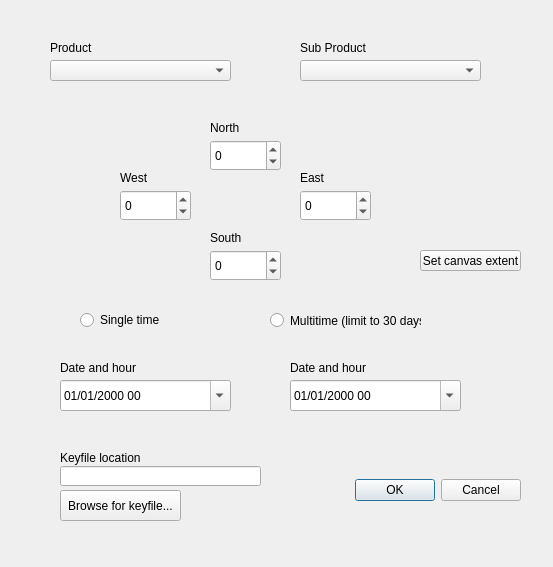
Old version of the form assimila_datacube/assimila_datacube_dialog.ui in the repository JennyL5/assimila_datacube_plugin2.
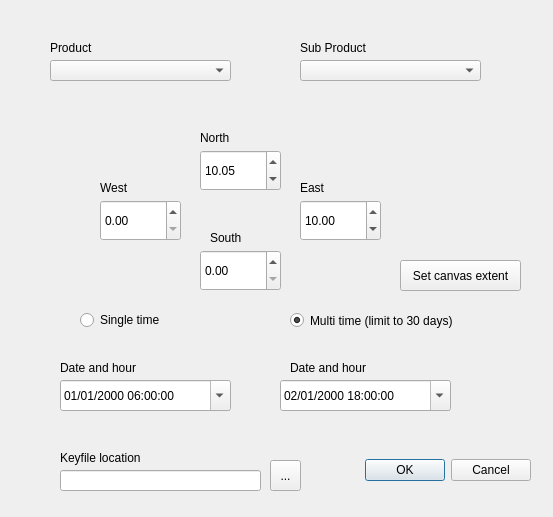
New version of the form.

```diff
--- a/assimila_datacube/assimila_datacube_dialog.ui
+++ b/assimila_datacube/assimila_datacube_dialog.ui
@@ -7,7 +7,7 @@
     <x>0</x>
     <y>0</y>
     <width>553</width>
-    <height>567</height>
+    <height>517</height>
    </rect>
   </property>
   <property name="windowTitle">
@@ -16,8 +16,8 @@
   <widget class="QDialogButtonBox" name="buttonBox">
    <property name="geometry">
     <rect>
-     <x>320</x>
-     <y>460</y>
+     <x>330</x>
+     <y>440</y>
      <width>201</width>
      <height>61</height>
     </rect>
@@ -58,14 +58,14 @@
   <widget class="QToolButton" name="btn_browse_keyfile">
    <property name="geometry">
     <rect>
-     <x>60</x>
-     <y>490</y>
-     <width>121</width>
+     <x>270</x>
+     <y>460</y>
+     <width>31</width>
      <height>31</height>
     </rect>
    </property>
    <property name="text">
-    <string>Browse for keyfile...</string>
+    <string>...</string>
    </property>
   </widget>
   <widget class="QLabel" name="label">
@@ -73,7 +73,7 @@
     <rect>
      <x>60</x>
      <y>450</y>
-     <width>81</width>
+     <width>121</width>
      <height>16</height>
     </rect>
    </property>
@@ -85,9 +85,9 @@
    <property name="geometry">
     <rect>
      <x>60</x>
-     <y>466</y>
+     <y>470</y>
      <width>201</width>
-     <height>20</height>
+     <height>21</height>
     </rect>
    </property>
   </widget>
@@ -117,27 +117,11 @@
     </rect>
    </property>
   </widget>
-  <widget class="QSpinBox" name="N_spinBox">
-   <property name="geometry">
-    <rect>
-     <x>210</x>
-     <y>140</y>
-     <width>71</width>
-     <height>31</height>
-    </rect>
-   </property>
-   <property name="minimum">
-    <number>-90</number>
-   </property>
-   <property name="maximum">
-    <number>90</number>
-   </property>
-  </widget>
   <widget class="QLabel" name="label_5">
    <property name="geometry">
     <rect>
-     <x>210</x>
-     <y>120</y>
+     <x>200</x>
+     <y>130</y>
      <width>91</width>
      <height>16</height>
     </rect>
@@ -146,27 +130,11 @@
     <string>North</string>
    </property>
   </widget>
-  <widget class="QSpinBox" name="W_spinBox">
-   <property name="geometry">
-    <rect>
-     <x>120</x>
-     <y>190</y>
-     <width>71</width>
-     <height>31</height>
-    </rect>
-   </property>
-   <property name="minimum">
-    <number>-180</number>
-   </property>
-   <property name="maximum">
-    <number>180</number>
-   </property>
-  </widget>
   <widget class="QLabel" name="label_7">
    <property name="geometry">
     <rect>
-     <x>120</x>
-     <y>170</y>
+     <x>100</x>
+     <y>180</y>
      <width>91</width>
      <height>16</height>
     </rect>
@@ -175,27 +143,11 @@
     <string>West</string>
    </property>
   </widget>
-  <widget class="QSpinBox" name="E_spinBox">
-   <property name="geometry">
-    <rect>
-     <x>300</x>
-     <y>190</y>
-     <width>71</width>
-     <height>31</height>
-    </rect>
-   </property>
-   <property name="minimum">
-    <number>-180</number>
-   </property>
-   <property name="maximum">
-    <number>180</number>
-   </property>
-  </widget>
   <widget class="QLabel" name="label_8">
    <property name="geometry">
     <rect>
      <x>300</x>
-     <y>170</y>
+     <y>180</y>
      <width>91</width>
      <height>16</height>
     </rect>
@@ -204,29 +156,13 @@
     <string>East</string>
    </property>
   </widget>
-  <widget class="QSpinBox" name="S_spinBox">
-   <property name="geometry">
-    <rect>
-     <x>210</x>
-     <y>250</y>
-     <width>71</width>
-     <height>31</height>
-    </rect>
-   </property>
-   <property name="minimum">
-    <number>-90</number>
-   </property>
-   <property name="maximum">
-    <number>90</number>
-   </property>
-  </widget>
   <widget class="QPushButton" name="btn_extent">
    <property name="geometry">
     <rect>
-     <x>420</x>
-     <y>250</y>
-     <width>101</width>
-     <height>21</height>
+     <x>400</x>
+     <y>260</y>
+     <width>121</width>
+     <height>31</height>
     </rect>
    </property>
    <property name="text">
@@ -255,6 +191,16 @@
      <height>31</height>
     </rect>
    </property>
+   <property name="dateTime">
+    <datetime>
+     <hour>6</hour>
+     <minute>0</minute>
+     <second>0</second>
+     <year>2000</year>
+     <month>1</month>
+     <day>1</day>
+    </datetime>
+   </property>
    <property name="maximumDateTime">
     <datetime>
      <hour>23</hour>
@@ -279,7 +225,7 @@
     <enum>QDateTimeEdit::DaySection</enum>
    </property>
    <property name="displayFormat">
-    <string>dd/MM/yyyy HH</string>
+    <string>dd/MM/yyyy HH:00:00</string>
    </property>
    <property name="calendarPopup">
     <bool>true</bool>
@@ -298,45 +244,6 @@
     <string>Date and hour</string>
    </property>
   </widget>
-  <widget class="QDateTimeEdit" name="dateTimeEdit_2">
-   <property name="geometry">
-    <rect>
-     <x>290</x>
-     <y>380</y>
-     <width>171</width>
-     <height>31</height>
-    </rect>
-   </property>
-   <property name="maximumDateTime">
-    <datetime>
-     <hour>23</hour>
-     <minute>59</minute>
-     <second>59</second>
-     <year>2019</year>
-     <month>7</month>
-     <day>31</day>
-    </datetime>
-   </property>
-   <property name="minimumDateTime">
-    <datetime>
-     <hour>0</hour>
-     <minute>0</minute>
-     <second>0</second>
-     <year>2000</year>
-     <month>1</month>
-     <day>1</day>
-    </datetime>
-   </property>
-   <property name="currentSection">
-    <enum>QDateTimeEdit::DaySection</enum>
-   </property>
-   <property name="displayFormat">
-    <string>dd/MM/yyyy HH</string>
-   </property>
-   <property name="calendarPopup">
-    <bool>true</bool>
-   </property>
-  </widget>
   <widget class="QLabel" name="label_4">
    <property name="geometry">
     <rect>
@@ -353,14 +260,17 @@
   <widget class="QRadioButton" name="multi_radioButton">
    <property name="geometry">
     <rect>
-     <x>270</x>
+     <x>290</x>
      <y>310</y>
-     <width>151</width>
+     <width>201</width>
      <height>21</height>
     </rect>
    </property>
    <property name="text">
-    <string>Multitime (limit to 30 days)</string>
+    <string>Multi time (limit to 30 days)</string>
+   </property>
+   <property name="checked">
+    <bool>true</bool>
    </property>
   </widget>
   <widget class="QRadioButton" name="single_radioButton">
@@ -376,6 +286,101 @@
     <string>Single time</string>
    </property>
   </widget>
+  <widget class="QDoubleSpinBox" name="W_spinBox">
+   <property name="geometry">
+    <rect>
+     <x>100</x>
+     <y>200</y>
+     <width>81</width>
+     <height>41</height>
+    </rect>
+   </property>
+  </widget>
+  <widget class="QDoubleSpinBox" name="N_spinBox">
+   <property name="geometry">
+    <rect>
+     <x>200</x>
+     <y>150</y>
+     <width>81</width>
+     <height>41</height>
+    </rect>
+   </property>
+   <property name="value">
+    <double>10.050000000000001</double>
+   </property>
+  </widget>
+  <widget class="QDoubleSpinBox" name="S_spinBox">
+   <property name="geometry">
+    <rect>
+     <x>200</x>
+     <y>250</y>
+     <width>81</width>
+     <height>41</height>
+    </rect>
+   </property>
+  </widget>
+  <widget class="QDoubleSpinBox" name="E_spinBox">
+   <property name="geometry">
+    <rect>
+     <x>300</x>
+     <y>200</y>
+     <width>81</width>
+     <height>41</height>
+    </rect>
+   </property>
+   <property name="value">
+    <double>10.000000000000000</double>
+   </property>
+  </widget>
+  <widget class="QDateTimeEdit" name="dateTimeEdit_2">
+   <property name="geometry">
+    <rect>
+     <x>280</x>
+     <y>380</y>
+     <width>171</width>
+     <height>31</height>
+    </rect>
+   </property>
+   <property name="dateTime">
+    <datetime>
+     <hour>18</hour>
+     <minute>0</minute>
+     <second>0</second>
+     <year>2000</year>
+     <month>1</month>
+     <day>2</day>
+    </datetime>
+   </property>
+   <property name="maximumDateTime">
+    <datetime>
+     <hour>23</hour>
+     <minute>59</minute>
+     <second>59</second>
+     <year>2019</year>
+     <month>7</month>
+     <day>31</day>
+    </datetime>
+   </property>
+   <property name="minimumDateTime">
+    <datetime>
+     <hour>0</hour>
+     <minute>0</minute>
+     <second>0</second>
+     <year>2000</year>
+     <month>1</month>
+     <day>1</day>
+    </datetime>
+   </property>
+   <property name="currentSection">
+    <enum>QDateTimeEdit::DaySection</enum>
+   </property>
+   <property name="displayFormat">
+    <string>dd/MM/yyyy HH:00:00</string>
+   </property>
+   <property name="calendarPopup">
+    <bool>true</bool>
+   </property>
+  </widget>
  </widget>
  <resources/>
  <connections>
```
Left out of the diff: 6 changed lines with no effect on the pictures.
